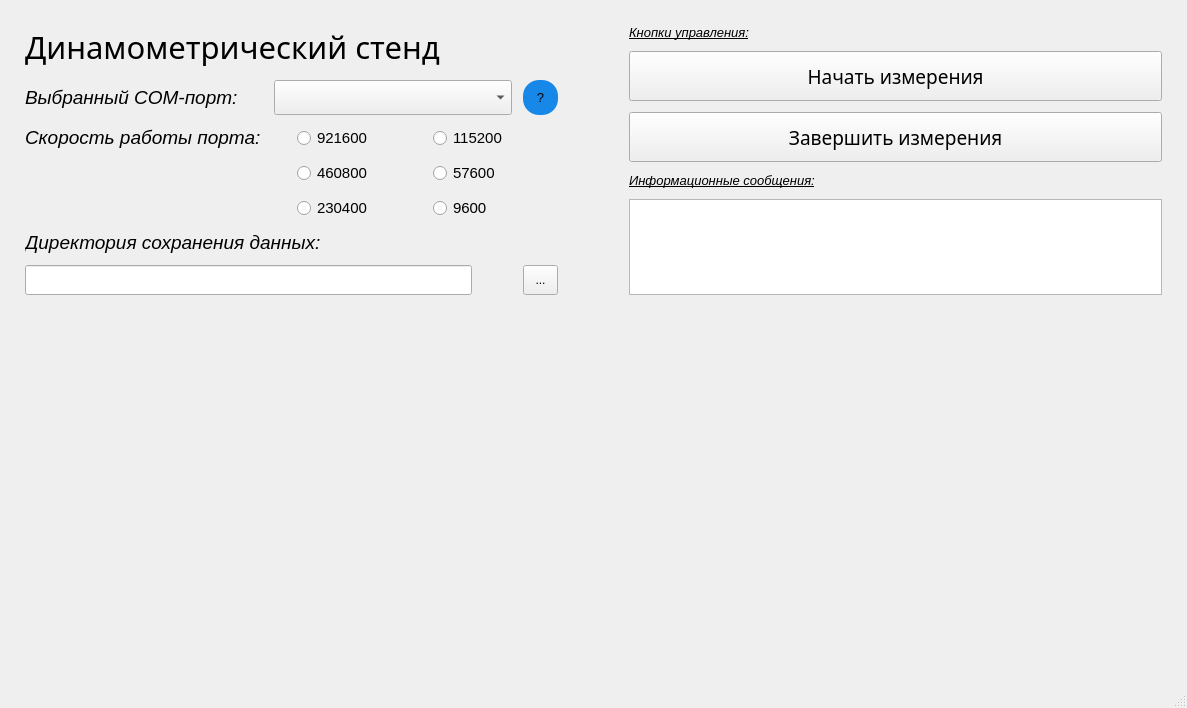
Old version of the form Python/gui/ui/main_window.ui in the repository r3m4k/DynamometerStand.
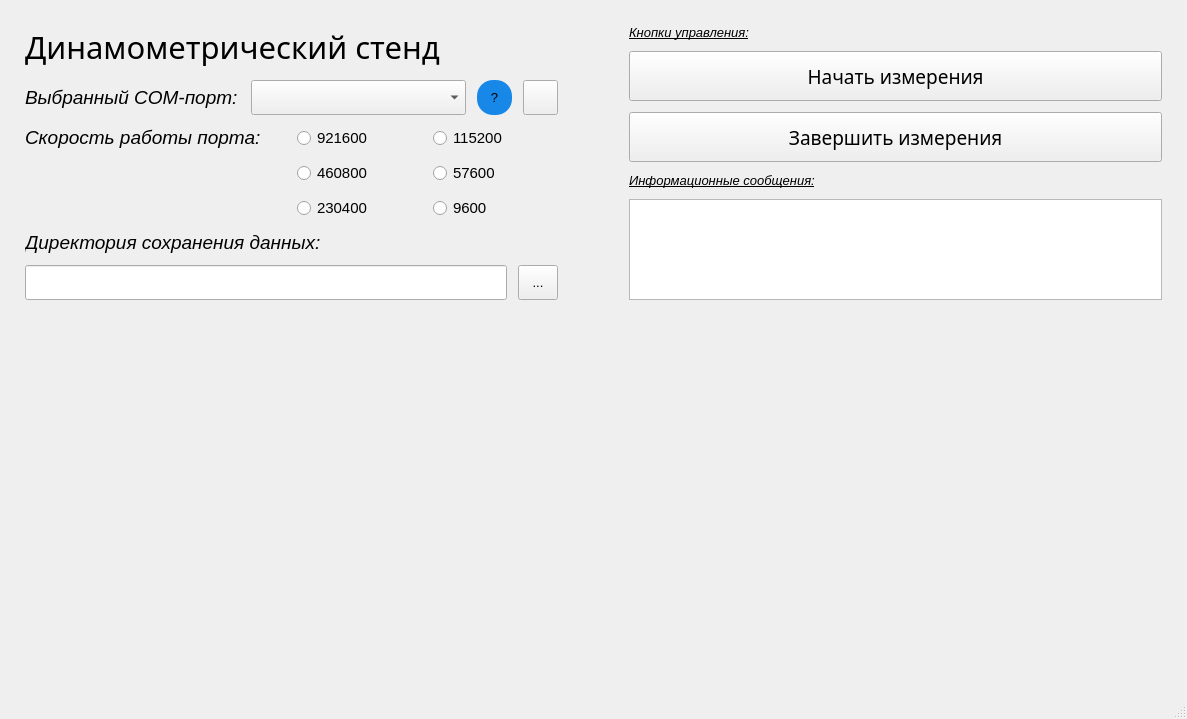
New version of the form. Custom widgets are drawn as their Qt base class.

Patch:
```diff
--- a/Python/gui/ui/main_window.ui
+++ b/Python/gui/ui/main_window.ui
@@ -7,7 +7,7 @@
     <x>0</x>
     <y>0</y>
     <width>1187</width>
-    <height>708</height>
+    <height>719</height>
    </rect>
   </property>
   <property name="windowTitle">
@@ -47,6 +47,19 @@
           </property>
          </widget>
         </item>
+        <item>
+         <spacer name="verticalSpacer_3">
+          <property name="orientation">
+           <enum>Qt::Vertical</enum>
+          </property>
+          <property name="sizeHint" stdset="0">
+           <size>
+            <width>20</width>
+            <height>40</height>
+           </size>
+          </property>
+         </spacer>
+        </item>
         <item>
          <layout class="QHBoxLayout" name="horizontalLayout_2">
           <item>
@@ -80,7 +93,7 @@
             <property name="font">
              <font>
               <family>Segoe UI Emoji</family>
-              <pointsize>12</pointsize>
+              <pointsize>10</pointsize>
              </font>
             </property>
            </widget>
@@ -126,8 +139,46 @@
             </property>
            </widget>
           </item>
+          <item>
+           <widget class="QPushButton" name="UpdateComPortsButton">
+            <property name="sizePolicy">
+             <sizepolicy hsizetype="Fixed" vsizetype="Fixed">
+              <horstretch>0</horstretch>
+              <verstretch>0</verstretch>
+             </sizepolicy>
+            </property>
+            <property name="minimumSize">
+             <size>
+              <width>35</width>
+              <height>35</height>
+             </size>
+            </property>
+            <property name="maximumSize">
+             <size>
+              <width>35</width>
+              <height>35</height>
+             </size>
+            </property>
+            <property name="text">
+             <string/>
+            </property>
+           </widget>
+          </item>
          </layout>
         </item>
+        <item>
+         <spacer name="verticalSpacer">
+          <property name="orientation">
+           <enum>Qt::Vertical</enum>
+          </property>
+          <property name="sizeHint" stdset="0">
+           <size>
+            <width>20</width>
+            <height>40</height>
+           </size>
+          </property>
+         </spacer>
+        </item>
         <item>
          <layout class="QHBoxLayout" name="horizontalLayout_4">
           <item>
@@ -233,6 +284,19 @@
           </item>
          </layout>
         </item>
+        <item>
+         <spacer name="verticalSpacer_2">
+          <property name="orientation">
+           <enum>Qt::Vertical</enum>
+          </property>
+          <property name="sizeHint" stdset="0">
+           <size>
+            <width>20</width>
+            <height>40</height>
+           </size>
+          </property>
+         </spacer>
+        </item>
         <item>
          <layout class="QVBoxLayout" name="verticalLayout_3">
           <item>
@@ -262,7 +326,7 @@
               <property name="minimumSize">
                <size>
                 <width>30</width>
-                <height>30</height>
+                <height>35</height>
                </size>
               </property>
               <property name="maximumSize">
@@ -271,24 +335,13 @@
                 <height>40</height>
                </size>
               </property>
+              <property name="font">
+               <font>
+                <pointsize>10</pointsize>
+               </font>
+              </property>
              </widget>
             </item>
-            <item>
-             <spacer name="horizontalSpacer_2">
-              <property name="orientation">
-               <enum>Qt::Horizontal</enum>
-              </property>
-              <property name="sizeType">
-               <enum>QSizePolicy::Maximum</enum>
-              </property>
-              <property name="sizeHint" stdset="0">
-               <size>
-                <width>40</width>
-                <height>20</height>
-               </size>
-              </property>
-             </spacer>
-            </item>
             <item>
              <widget class="QToolButton" name="ChooseSavingPathButton">
               <property name="sizePolicy">
@@ -299,8 +352,8 @@
               </property>
               <property name="minimumSize">
                <size>
-                <width>35</width>
-                <height>25</height>
+                <width>40</width>
+                <height>35</height>
                </size>
               </property>
               <property name="maximumSize">
@@ -312,7 +365,7 @@
               <property name="font">
                <font>
                 <family>Segoe UI</family>
-                <pointsize>9</pointsize>
+                <pointsize>10</pointsize>
                </font>
               </property>
               <property name="text">
```
